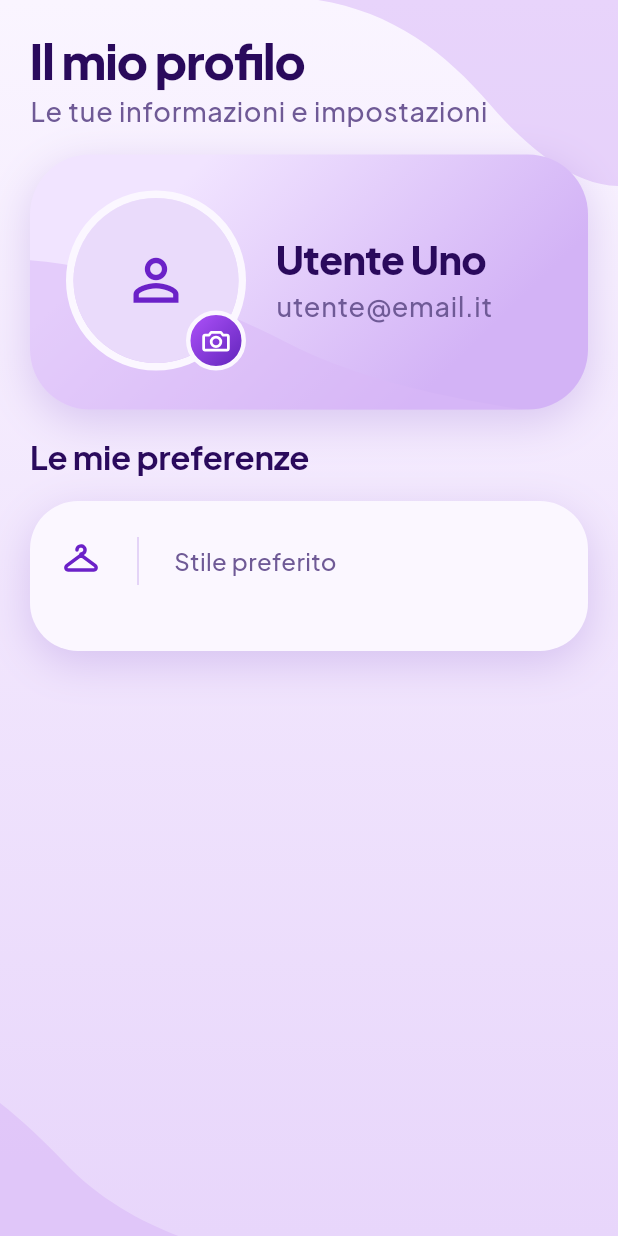
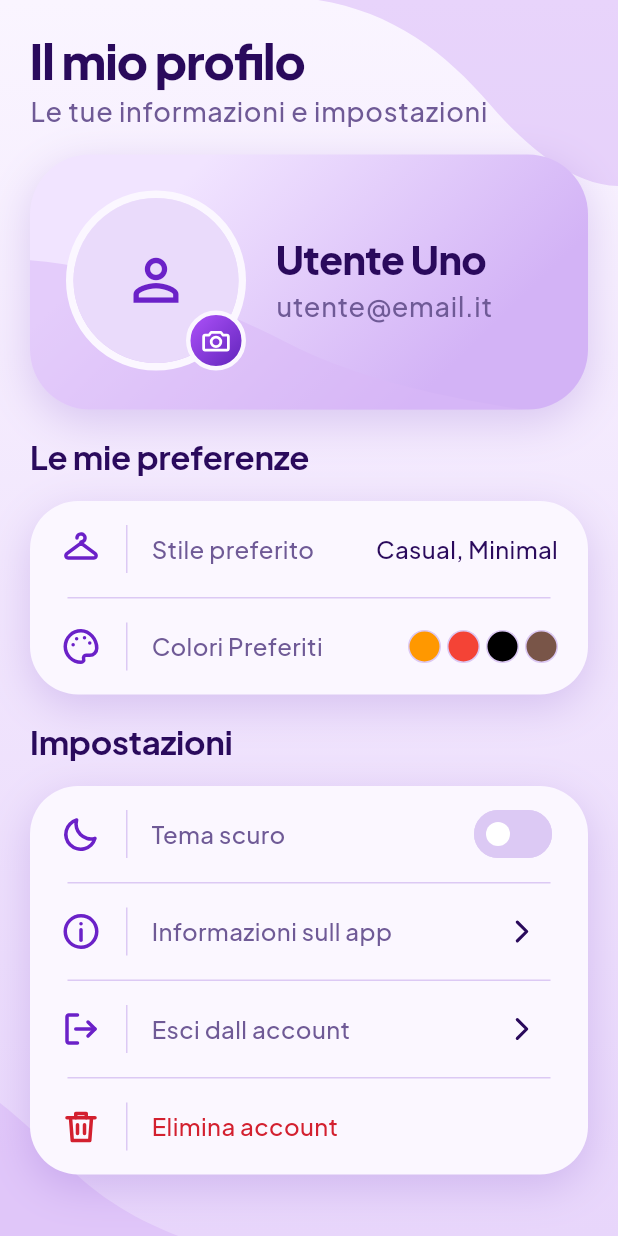
Before and after one commit to mirkomentoITS/wera, a Flutter app: the screen it shows after launch, on a phone screen of 412 x 824 dp. Run offline on Flutter 3.47's test engine with Material 3 defaults, Android fonts, the phone set to English and light mode, and no system bars; our stand-ins replace flutter_svg.

Commit message:
feat(profile): add settings options in profile

```diff
--- a/lib/app/app.dart
+++ b/lib/app/app.dart
@@ -1,6 +1,9 @@
 import 'package:flutter/material.dart';
+import 'package:provider/provider.dart';
 
 import '../design/theme/theme.dart';
+import '../design/theme/theme_controller.dart';
+
 import '../features/armadio/pages/armadio_page.dart';
 import '../features/profile/pages/profile_page.dart';
 
@@ -10,11 +13,14 @@ class MyApp extends StatelessWidget {
 
   @override
   Widget build(BuildContext context) {
+    final themeController = context.watch<ThemeController>();
+
     return MaterialApp(
       debugShowCheckedModeBanner: false,
       theme: AppTheme.lightTheme,
       darkTheme: AppTheme.darkTheme,
-      themeMode: ThemeMode.light,
+      themeMode: themeController.themeMode,
+      themeAnimationDuration: Duration.zero,
       home: const ProfilePage(),
     );
   }
--- a/lib/design/theme/theme_controller.dart
+++ b/lib/design/theme/theme_controller.dart
@@ -0,0 +1,14 @@
+import 'package:flutter/material.dart';
+
+
+class ThemeController extends ChangeNotifier {
+  bool isDark = false;
+
+  ThemeMode get themeMode =>
+      isDark ? ThemeMode.dark : ThemeMode.light;
+
+  void toggleTheme() {
+    isDark = !isDark;
+    notifyListeners();
+  }
+}
--- a/lib/features/profile/pages/profile_page.dart
+++ b/lib/features/profile/pages/profile_page.dart
@@ -1,9 +1,12 @@
 import 'package:flutter/material.dart';
 import 'package:flutter_svg/flutter_svg.dart';
-import 'package:wera/shared/widgets/heading.dart';
+import 'package:provider/provider.dart';
+
+import '../../../design/theme/theme_controller.dart';
 
 import '../../../design/components/scaffold.dart';
-import '../../../shared/widgets/button.dart';
+import '../../../shared/widgets/heading.dart';
+import '../widgets/setting_tile.dart';
 
 import '../../../design/tokens/colors.dart';
 import '../../../design/tokens/gradients.dart';
@@ -15,10 +18,18 @@ import '../../../design/tokens/shadows.dart';
 class ProfilePage extends StatelessWidget {
   const ProfilePage({super.key});
 
+  static final List<Color> favoriteColors = [
+    Colors.orange,
+    Colors.red,
+    Colors.black,
+    Colors.brown,
+  ];
+
   @override
   Widget build(BuildContext context) {
     final f = Theme.of(context).textTheme;
     final c = Theme.of(context).colorScheme;
+    final themeController = context.watch<ThemeController>();
 
     final isDark =
       Theme.of(context).brightness == Brightness.dark;
@@ -83,9 +94,13 @@ class ProfilePage extends StatelessWidget {
                                   width: 5,
                                 ),
                               ),
-                              child: CircleAvatar(
-                                radius: 55,
-                                backgroundColor: c.surfaceContainer,
+                              child: Container(
+                                width: 110,
+                                height: 110,
+                                decoration: BoxDecoration(
+                                  color: c.surfaceContainer,
+                                  shape: BoxShape.circle,
+                                ),
                                 child: Icon(
                                   Icons.person_outline,
                                   size: 45,
@@ -146,7 +161,6 @@ class ProfilePage extends StatelessWidget {
               showButton: false,
             ),
             Container(
-              height: 100,
               decoration: BoxDecoration(
                 color: c.surface,
                 borderRadius: BorderRadius.circular(AppRadius.xxl),
@@ -154,38 +168,121 @@ class ProfilePage extends StatelessWidget {
               ),
               child: Column(
                 children: [
-                  ListTile(
-                    contentPadding: EdgeInsets.symmetric(
-                      vertical: AppSpacing.md,
-                      horizontal: AppSpacing.xl,
+                  SettingTile(
+                    icon: 'assets/icons/checkroom.svg',
+                    text: 'Stile preferito',
+                    trailing: Text(
+                      'Casual, Minimal',
+                      style: f.bodyMedium?.copyWith(color: c.onSecondary),
                     ),
-                    leading: SvgPicture.asset(
-                      'assets/icons/checkroom.svg',
-                      colorFilter: ColorFilter.mode(c.primary, BlendMode.srcIn),
-                      width: 28,
-                      height: 28,
                   ),
-                    title: Row(
-                      spacing: AppSpacing.lg,
-                      children: [
-                        SizedBox(
-                          height: 32,
-                          child: VerticalDivider(
-                            thickness: 1,
+                  Divider(
+                    height: 1,
+                    indent: 25,
+                    endIndent: 25,
                     color: c.outline,
                   ),
+                  SettingTile(
+                    icon: 'assets/icons/palette.svg',
+                    text: 'Colori Preferiti',
+                    trailing: Row(
+                      mainAxisSize: MainAxisSize.min,
+                      spacing: AppSpacing.xs,
+                      children: favoriteColors.map((color) {
+                        return Container(
+                          width: 22,
+                          height: 22,
+                          decoration: BoxDecoration(
+                            color: color,
+                            shape: BoxShape.circle,
+                            border: Border.all(
+                              color: c.outline,
+                              width: 1,
                             ),
-                        Text(
-                          'Stile preferito',
-                          style: f.bodyMedium,
+                          ),
+                        );
+                      }).toList(),
+                    ),
                   ),
                 ],
               ),
-                    onTap: () => print('click impostazione'),
+            ),
+            Heading(
+              text: 'Impostazioni',
+              showButton: false,
+            ),
+            Container(
+              decoration: BoxDecoration(
+                color: c.surface,
+                borderRadius: BorderRadius.circular(AppRadius.xxl),
+                boxShadow: AppShadows.card(context),
+              ),
+              child: Column(
+                children: [
+                  SettingTile(
+                    icon: 'assets/icons/moon.svg',
+                    text: 'Tema scuro',
+                    trailing: Switch(
+                      activeTrackColor: c.outline,
+                      inactiveTrackColor: c.outline,
+                      activeThumbColor: c.onPrimary,
+                      inactiveThumbColor: c.onPrimary,
+                      value: themeController.isDark,
+                      onChanged: (value) {
+                        themeController.toggleTheme();
+                      },
+                    ),
+                  ),
+                  Divider(
+                    height: 1,
+                    indent: 25,
+                    endIndent: 25,
+                    color: c.outline,
+                  ),
+                  SettingTile(
+                    icon: 'assets/icons/info.svg',
+                    text: 'Informazioni sull app',
+                    trailing: IconButton(
+                      icon: SvgPicture.asset(
+                        'assets/icons/chevron-right.svg',
+                        width: 25,
+                        height: 25,
+                      ),
+                      onPressed: () => print('cliccato'),
+                    ),
+                  ),
+                  Divider(
+                    height: 1,
+                    indent: 25,
+                    endIndent: 25,
+                    color: c.outline,
+                  ),
+                  SettingTile(
+                    icon: 'assets/icons/door.svg',
+                    text: 'Esci dall account',
+                    trailing: IconButton(
+                      icon: SvgPicture.asset(
+                        'assets/icons/chevron-right.svg',
+                        width: 25,
+                        height: 25,
+                      ),
+                      onPressed: () => print('cliccato'),
+                    ),
+                  ),
+                  Divider(
+                    height: 1,
+                    indent: 25,
+                    endIndent: 25,
+                    color: c.outline,
+                  ),
+                  SettingTile(
+                    icon: 'assets/icons/trash.svg',
+                    text: 'Elimina account',
+                    color: c.error,
                   ),
                 ],
               ),
-            )
+            ),
           ],
         ),
       ),
--- /dev/null
+++ b/lib/features/profile/widgets/setting_tile.dart
@@ -0,0 +1,63 @@
+import 'package:flutter/material.dart';
+import 'package:flutter_svg/flutter_svg.dart';
+
+import '../../../design/tokens/spacing.dart';
+
+
+class SettingTile extends StatelessWidget {
+  final String icon;
+  final String text;
+  final Color? color;
+  final Widget? trailing;
+
+  const SettingTile({
+    super.key,
+    required this.icon,
+    required this.text,
+    this.color,
+    this.trailing,
+  });
+
+  @override
+  Widget build(BuildContext context) {
+    final f = Theme.of(context).textTheme;
+    final c = Theme.of(context).colorScheme;
+
+    return ListTile(
+      contentPadding: EdgeInsets.symmetric(
+        vertical: AppSpacing.xs,
+        horizontal: AppSpacing.xl,
+      ),
+      horizontalTitleGap: AppSpacing.lg,
+      leading: SvgPicture.asset(
+        icon,
+        width: 28,
+        height: 28,
+        colorFilter: ColorFilter.mode(
+          color ?? c.primary,
+          BlendMode.srcIn,
+        ),
+      ),
+      title: Row(
+        spacing: AppSpacing.lg,
+        children: [
+          SizedBox(
+            height: 32,
+            child: VerticalDivider(
+              width: 1,
+              thickness: 1,
+              color: c.outline,
+            ),
+          ),
+          Expanded(
+            child: Text(
+              text,
+              style: f.bodyMedium?.copyWith(color: color),
+            ),
+          ),
+        ],
+      ),
+      trailing: trailing,
+    );
+  }
+}
--- a/lib/main.dart
+++ b/lib/main.dart
@@ -1,7 +1,16 @@
 import 'package:flutter/material.dart';
+import 'package:provider/provider.dart';
+
+import 'design/theme/theme_controller.dart';
+
 import 'app/app.dart';
 
 
 void main() {
-  runApp(const MyApp());
+  runApp(
+    ChangeNotifierProvider(
+      create: (_) => ThemeController(),
+      child: const MyApp(),
+    ),
+  );
 }
--- a/pubspec.yaml
+++ b/pubspec.yaml
@@ -35,6 +35,7 @@ dependencies:
   # Use with the CupertinoIcons class for iOS style icons.
   cupertino_icons: ^1.0.8
   flutter_svg: ^2.3.2
+  provider: ^6.1.5+1
 
 dev_dependencies:
   flutter_test:
```
Also changed, not shown: assets/icons/door.svg (renamed from assets/icons/logout.svg), assets/icons/trash.svg (renamed from assets/icons/delete.svg), pubspec.lock. Lines whose indentation alone changed are shown as unchanged.
